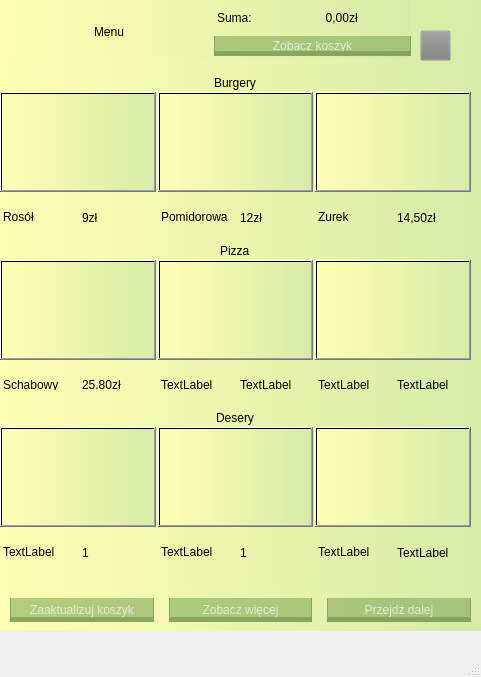
Old version of the form ordering-food-app-2/mainwindow.ui in the repository Gipsonek123/Ordering-food-app.
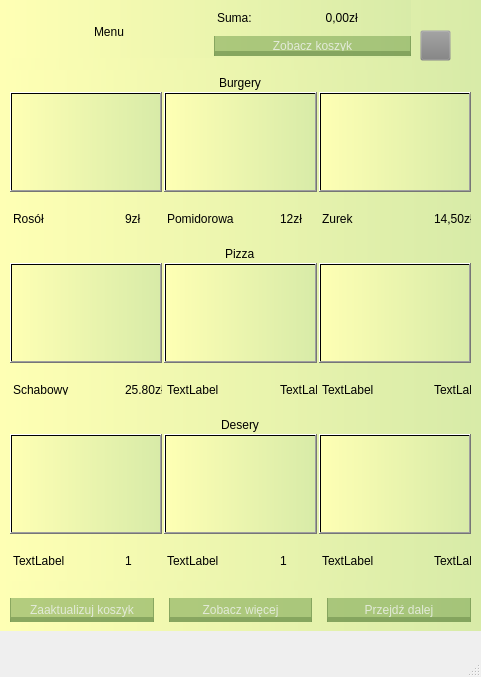
New version of the form. The open tabs and pages were chosen to show the change. Icons and pictures are not drawn.

The edit to the form file:
```diff
--- a/ordering-food-app-2/mainwindow.ui
+++ b/ordering-food-app-2/mainwindow.ui
@@ -369,10 +369,10 @@
        <widget class="QWidget" name="layoutWidget_5">
         <property name="geometry">
          <rect>
-          <x>0</x>
+          <x>10</x>
           <y>40</y>
-          <width>471</width>
-          <height>501</height>
+          <width>461</width>
+          <height>511</height>
          </rect>
         </property>
         <layout class="QVBoxLayout" name="verticalLayout_88">
@@ -414,6 +414,12 @@
                      <height>100</height>
                     </size>
                    </property>
+                   <property name="maximumSize">
+                    <size>
+                     <width>155</width>
+                     <height>16777215</height>
+                    </size>
+                   </property>
                    <property name="styleSheet">
                     <string notr="true">background-image: url(:/img/img/burger2.jpg);</string>
                    </property>
@@ -428,7 +434,7 @@
                     <widget class="QLabel" name="BurgerName_1">
                      <property name="maximumSize">
                       <size>
-                       <width>16777215</width>
+                       <width>115</width>
                        <height>15</height>
                       </size>
                      </property>
@@ -445,6 +451,12 @@
                    </item>
                    <item>
                     <widget class="QLabel" name="BurgerCost_1">
+                     <property name="maximumSize">
+                      <size>
+                       <width>40</width>
+                       <height>16777215</height>
+                      </size>
+                     </property>
                      <property name="styleSheet">
                       <string notr="true">	font: 350 9pt &quot;Cascadia Code SemiLight&quot;;
 	padding-top: 5px;
@@ -475,6 +487,12 @@
                  <height>100</height>
                 </size>
                </property>
+               <property name="maximumSize">
+                <size>
+                 <width>155</width>
+                 <height>16777215</height>
+                </size>
+               </property>
                <property name="styleSheet">
                 <string notr="true">background-image: url(:/img/img/burger3.jpg);</string>
                </property>
@@ -489,7 +507,7 @@
                 <widget class="QLabel" name="BurgerName_2">
                  <property name="maximumSize">
                   <size>
-                   <width>16777215</width>
+                   <width>115</width>
                    <height>15</height>
                   </size>
                  </property>
@@ -506,6 +524,12 @@
                </item>
                <item>
                 <widget class="QLabel" name="BurgerCost_2">
+                 <property name="maximumSize">
+                  <size>
+                   <width>40</width>
+                   <height>16777215</height>
+                  </size>
+                 </property>
                  <property name="styleSheet">
                   <string notr="true">	font: 350 9pt &quot;Cascadia Code SemiLight&quot;;
 	padding-top: 5px;
@@ -531,6 +555,12 @@
                  <height>100</height>
                 </size>
                </property>
+               <property name="maximumSize">
+                <size>
+                 <width>155</width>
+                 <height>16777215</height>
+                </size>
+               </property>
                <property name="styleSheet">
                 <string notr="true">background-image: url(:/img/img/burger1.jpg);</string>
                </property>
@@ -545,7 +575,7 @@
                 <widget class="QLabel" name="BurgerName_3">
                  <property name="maximumSize">
                   <size>
-                   <width>16777215</width>
+                   <width>115</width>
                    <height>15</height>
                   </size>
                  </property>
@@ -562,6 +592,12 @@
                </item>
                <item>
                 <widget class="QLabel" name="BurgerCost_3">
+                 <property name="maximumSize">
+                  <size>
+                   <width>40</width>
+                   <height>16777215</height>
+                  </size>
+                 </property>
                  <property name="styleSheet">
                   <string notr="true">	font: 350 9pt &quot;Cascadia Code SemiLight&quot;;
 	padding-top: 5px;
@@ -610,6 +646,12 @@
                  <height>100</height>
                 </size>
                </property>
+               <property name="maximumSize">
+                <size>
+                 <width>155</width>
+                 <height>16777215</height>
+                </size>
+               </property>
                <property name="styleSheet">
                 <string notr="true">background-image: url(:/img/img/capriciosa.jpg);</string>
                </property>
@@ -624,7 +666,7 @@
                 <widget class="QLabel" name="PizzaName_1">
                  <property name="maximumSize">
                   <size>
-                   <width>16777215</width>
+                   <width>115</width>
                    <height>15</height>
                   </size>
                  </property>
@@ -641,6 +683,12 @@
                </item>
                <item>
                 <widget class="QLabel" name="PizzaCost_1">
+                 <property name="maximumSize">
+                  <size>
+                   <width>40</width>
+                   <height>16777215</height>
+                  </size>
+                 </property>
                  <property name="styleSheet">
                   <string notr="true">	font: 350 9pt &quot;Cascadia Code SemiLight&quot;;
 	padding-top: 5px;
@@ -667,6 +715,12 @@
                  <height>100</height>
                 </size>
                </property>
+               <property name="maximumSize">
+                <size>
+                 <width>155</width>
+                 <height>16777215</height>
+                </size>
+               </property>
                <property name="styleSheet">
                 <string notr="true">background-image: url(:/img/img/margharita.jpg);</string>
                </property>
@@ -681,7 +735,7 @@
                 <widget class="QLabel" name="PizzaName_2">
                  <property name="maximumSize">
                   <size>
-                   <width>16777215</width>
+                   <width>115</width>
                    <height>15</height>
                   </size>
                  </property>
@@ -698,6 +752,12 @@
                </item>
                <item>
                 <widget class="QLabel" name="PizzaCost_2">
+                 <property name="maximumSize">
+                  <size>
+                   <width>40</width>
+                   <height>16777215</height>
+                  </size>
+                 </property>
                  <property name="styleSheet">
                   <string notr="true">	font: 350 9pt &quot;Cascadia Code SemiLight&quot;;
 	padding-top: 5px;
@@ -723,6 +783,12 @@
                  <height>100</height>
                 </size>
                </property>
+               <property name="maximumSize">
+                <size>
+                 <width>155</width>
+                 <height>16777215</height>
+                </size>
+               </property>
                <property name="styleSheet">
                 <string notr="true">background-image: url(:/img/img/diavolo.jpg);</string>
                </property>
@@ -737,7 +803,7 @@
                 <widget class="QLabel" name="PizzaName_3">
                  <property name="maximumSize">
                   <size>
-                   <width>16777215</width>
+                   <width>115</width>
                    <height>15</height>
                   </size>
                  </property>
@@ -754,6 +820,12 @@
                </item>
                <item>
                 <widget class="QLabel" name="PizzaCost_3">
+                 <property name="maximumSize">
+                  <size>
+                   <width>40</width>
+                   <height>16777215</height>
+                  </size>
+                 </property>
                  <property name="styleSheet">
                   <string notr="true">	font: 350 9pt &quot;Cascadia Code SemiLight&quot;;
 	padding-top: 5px;
@@ -802,6 +874,12 @@
                  <height>100</height>
                 </size>
                </property>
+               <property name="maximumSize">
+                <size>
+                 <width>155</width>
+                 <height>16777215</height>
+                </size>
+               </property>
                <property name="styleSheet">
                 <string notr="true">	font: 350 9pt &quot;Cascadia Code SemiLight&quot;;
 background-image: url(:/img/img/vanillaicecream.jpg);
@@ -818,7 +896,7 @@
                 <widget class="QLabel" name="DessertName_1">
                  <property name="maximumSize">
                   <size>
-                   <width>16777215</width>
+                   <width>115</width>
                    <height>15</height>
                   </size>
                  </property>
@@ -835,6 +913,12 @@
                </item>
                <item>
                 <widget class="QLabel" name="DessertCost_1">
+                 <property name="maximumSize">
+                  <size>
+                   <width>40</width>
+                   <height>16777215</height>
+                  </size>
+                 </property>
                  <property name="styleSheet">
                   <string notr="true">	font: 350 9pt &quot;Cascadia Code SemiLight&quot;;
 	padding-top: 5px;
@@ -860,6 +944,12 @@
                  <height>100</height>
                 </size>
                </property>
+               <property name="maximumSize">
+                <size>
+                 <width>155</width>
+                 <height>16777215</height>
+                </size>
+               </property>
                <property name="styleSheet">
                 <string notr="true">background-image: url(:/img/img/chocolateicecream.jpg);</string>
                </property>
@@ -874,7 +964,7 @@
                 <widget class="QLabel" name="DessertName_2">
                  <property name="maximumSize">
                   <size>
-                   <width>16777215</width>
+                   <width>115</width>
                    <height>15</height>
                   </size>
                  </property>
@@ -891,6 +981,12 @@
                </item>
                <item>
                 <widget class="QLabel" name="DessertCost_2">
+                 <property name="maximumSize">
+                  <size>
+                   <width>40</width>
+                   <height>16777215</height>
+                  </size>
+                 </property>
                  <property name="styleSheet">
                   <string notr="true">	font: 350 9pt &quot;Cascadia Code SemiLight&quot;;
 	padding-top: 5px;
@@ -916,6 +1012,12 @@
                  <height>100</height>
                 </size>
                </property>
+               <property name="maximumSize">
+                <size>
+                 <width>155</width>
+                 <height>16777215</height>
+                </size>
+               </property>
                <property name="styleSheet">
                 <string notr="true">background-image: url(:/img/img/kremowka.jpg);</string>
                </property>
@@ -930,7 +1032,7 @@
                 <widget class="QLabel" name="DessertName_3">
                  <property name="maximumSize">
                   <size>
-                   <width>16777215</width>
+                   <width>115</width>
                    <height>15</height>
                   </size>
                  </property>
@@ -947,6 +1049,12 @@
                </item>
                <item>
                 <widget class="QLabel" name="DessertCost_3">
+                 <property name="maximumSize">
+                  <size>
+                   <width>40</width>
+                   <height>16777215</height>
+                  </size>
+                 </property>
                  <property name="styleSheet">
                   <string notr="true">	font: 350 9pt &quot;Cascadia Code SemiLight&quot;;
 	padding-top: 5px;
```
Left out of the diff: 85 changed lines with no effect on the pictures.
